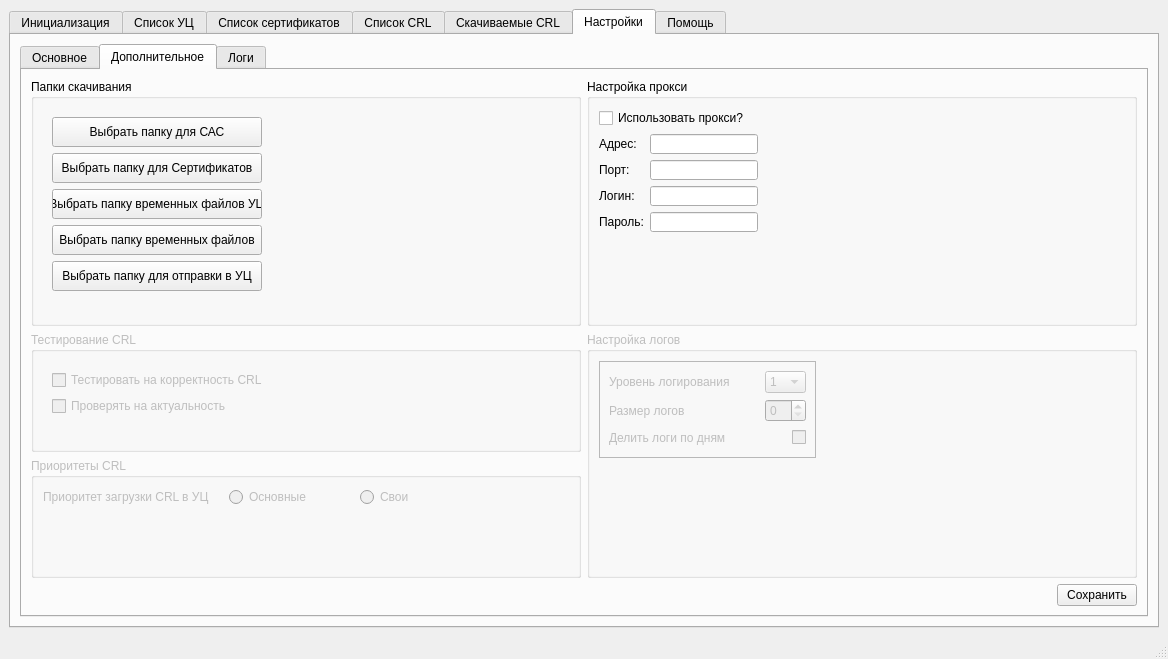
MrSaerus/E-TrustCRLparsing, file main.ui: the form before one commit.
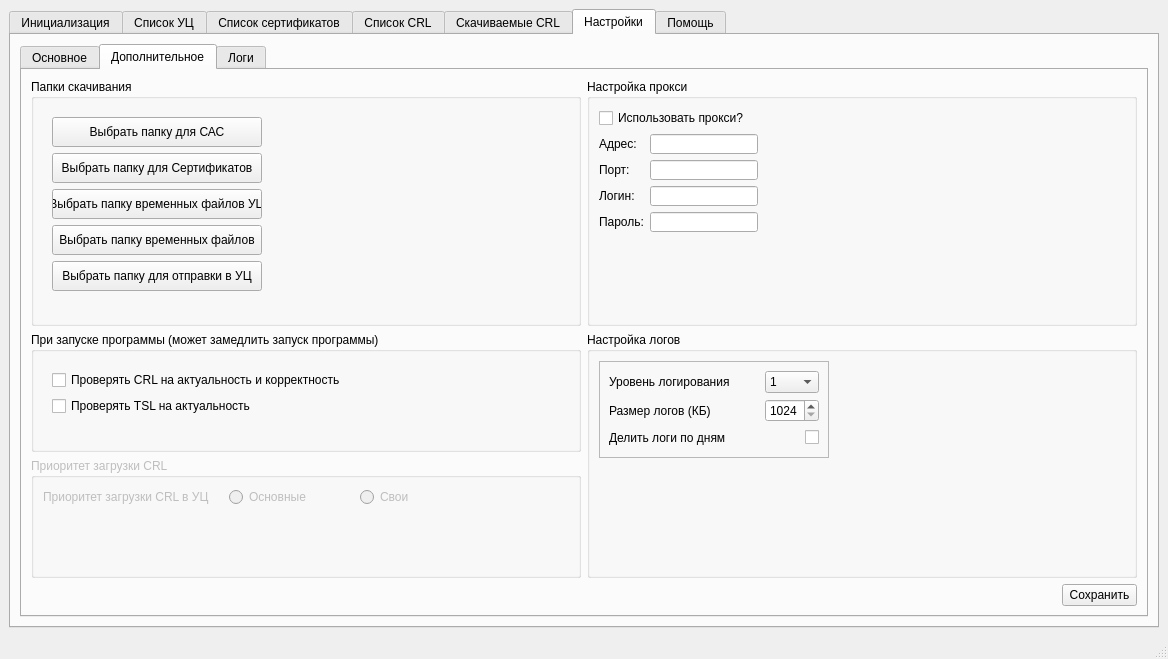
The form after the commit. The open tabs and pages were chosen to show the change. Icons and pictures are not drawn.

```diff
--- a/main.ui
+++ b/main.ui
@@ -2795,10 +2795,10 @@
                   <item>
                    <widget class="QGroupBox" name="groupBox_5">
                     <property name="enabled">
-                     <bool>false</bool>
+                     <bool>true</bool>
                     </property>
                     <property name="title">
-                     <string>Тестирование CRL</string>
+                     <string>При запуске программы (может замедлить запуск программы)</string>
                     </property>
                     <layout class="QVBoxLayout" name="verticalLayout_50">
                      <item alignment="Qt::AlignLeft|Qt::AlignTop">
@@ -2823,7 +2823,7 @@
                                </size>
                               </property>
                               <property name="text">
-                               <string>Тестировать на корректность CRL</string>
+                               <string>Проверять CRL на актуальность и корректность</string>
                               </property>
                              </widget>
                             </item>
@@ -2840,7 +2840,7 @@
                                </size>
                               </property>
                               <property name="text">
-                               <string>Проверять на актуальность</string>
+                               <string>Проверять TSL на актуальность</string>
                               </property>
                              </widget>
                             </item>
@@ -2869,7 +2869,7 @@
                      <bool>false</bool>
                     </property>
                     <property name="title">
-                     <string>Приоритеты CRL</string>
+                     <string>Приоритет загрузки CRL</string>
                     </property>
                     <layout class="QVBoxLayout" name="verticalLayout_48">
                      <item alignment="Qt::AlignLeft|Qt::AlignTop">
@@ -2959,7 +2959,7 @@
                   <item>
                    <widget class="QGroupBox" name="groupBox_10">
                     <property name="enabled">
-                     <bool>false</bool>
+                     <bool>true</bool>
                     </property>
                     <property name="title">
                      <string>Настройка логов</string>
@@ -2967,6 +2967,9 @@
                     <layout class="QVBoxLayout" name="verticalLayout_70">
                      <item alignment="Qt::AlignLeft|Qt::AlignTop">
                       <widget class="QFrame" name="frame_28">
+                       <property name="enabled">
+                        <bool>true</bool>
+                       </property>
                        <property name="frameShape">
                         <enum>QFrame::StyledPanel</enum>
                        </property>
@@ -3053,12 +3056,22 @@
                                </size>
                               </property>
                               <property name="text">
-                               <string>Размер логов</string>
+                               <string>Размер логов (КБ)</string>
                               </property>
                              </widget>
                             </item>
                             <item>
-                             <widget class="QSpinBox" name="spinBox"/>
+                             <widget class="QSpinBox" name="spinBox">
+                              <property name="minimum">
+                               <number>1024</number>
+                              </property>
+                              <property name="maximum">
+                               <number>8196</number>
+                              </property>
+                              <property name="singleStep">
+                               <number>128</number>
+                              </property>
+                             </widget>
                             </item>
                            </layout>
                           </item>
@@ -3103,12 +3116,29 @@
               </item>
              </layout>
             </item>
-            <item alignment="Qt::AlignRight">
-             <widget class="QPushButton" name="pushButton_23">
-              <property name="text">
-               <string>Сохранить</string>
-              </property>
-             </widget>
+            <item>
+             <layout class="QHBoxLayout" name="horizontalLayout_34">
+              <item>
+               <widget class="QLabel" name="label_28">
+                <property name="text">
+                 <string/>
+                </property>
+               </widget>
+              </item>
+              <item>
+               <widget class="QPushButton" name="pushButton_23">
+                <property name="maximumSize">
+                 <size>
+                  <width>75</width>
+                  <height>16777215</height>
+                 </size>
+                </property>
+                <property name="text">
+                 <string>Сохранить</string>
+                </property>
+               </widget>
+              </item>
+             </layout>
             </item>
            </layout>
           </widget>
```
Left out of the diff: 53 changed lines with no effect on the pictures.
